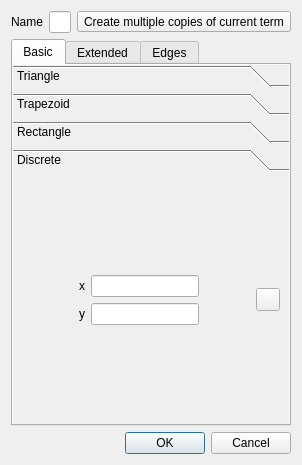
The window that qtfuzzylite/ui/Term.ui (fuzzylite/fuzzylite) describes before a commit, drawn with Qt 5.
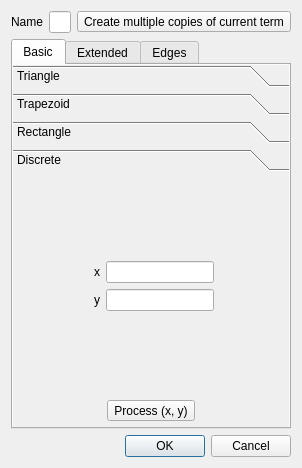
The same window after the commit. The open tabs and pages were chosen to show the change. Icons and pictures are not drawn.

Diff of the .ui file:
```diff
--- a/qtfuzzylite/ui/Term.ui
+++ b/qtfuzzylite/ui/Term.ui
@@ -6,8 +6,8 @@
    <rect>
     <x>0</x>
     <y>0</y>
-    <width>262</width>
-    <height>465</height>
+    <width>251</width>
+    <height>468</height>
    </rect>
   </property>
   <property name="sizePolicy">
@@ -348,8 +348,8 @@
              <rect>
               <x>0</x>
               <y>0</y>
-              <width>238</width>
-              <height>222</height>
+              <width>219</width>
+              <height>202</height>
              </rect>
             </property>
             <property name="sizePolicy">
@@ -375,7 +375,7 @@
               <number>0</number>
              </property>
              <item>
-              <layout class="QHBoxLayout" name="horizontalLayout_3">
+              <layout class="QVBoxLayout" name="verticalLayout_14">
                <property name="topMargin">
                 <number>0</number>
                </property>
@@ -398,7 +398,14 @@
                   </widget>
                  </item>
                  <item row="0" column="1">
-                  <widget class="QLineEdit" name="led_discrete_x"/>
+                  <widget class="QLineEdit" name="led_discrete_x">
+                   <property name="sizePolicy">
+                    <sizepolicy hsizetype="MinimumExpanding" vsizetype="Fixed">
+                     <horstretch>0</horstretch>
+                     <verstretch>0</verstretch>
+                    </sizepolicy>
+                   </property>
+                  </widget>
                  </item>
                  <item row="1" column="0">
                   <widget class="QLabel" name="label_17">
@@ -408,20 +415,43 @@
                   </widget>
                  </item>
                  <item row="1" column="1">
-                  <widget class="QLineEdit" name="led_discrete_y"/>
+                  <widget class="QLineEdit" name="led_discrete_y">
+                   <property name="sizePolicy">
+                    <sizepolicy hsizetype="MinimumExpanding" vsizetype="Fixed">
+                     <horstretch>0</horstretch>
+                     <verstretch>0</verstretch>
+                    </sizepolicy>
+                   </property>
+                  </widget>
                  </item>
                 </layout>
                </item>
                <item>
-                <widget class="QToolButton" name="btn_discrete_parse">
-                 <property name="text">
-                  <string/>
+                <layout class="QHBoxLayout" name="horizontalLayout_3">
+                 <property name="bottomMargin">
+                  <number>6</number>
                  </property>
-                 <property name="icon">
-                  <iconset resource="resources.qrc">
-                   <normaloff>:/icons/icons/spellcheck.png</normaloff>:/icons/icons/spellcheck.png</iconset>
-                 </property>
-                </widget>
+                 <item>
+                  <widget class="QToolButton" name="btn_discrete_parse">
+                   <property name="focusPolicy">
+                    <enum>Qt::StrongFocus</enum>
+                   </property>
+                   <property name="text">
+                    <string>Process (x, y)</string>
+                   </property>
+                   <property name="icon">
+                    <iconset resource="resources.qrc">
+                     <normaloff>:/icons/spellcheck.png</normaloff>:/icons/spellcheck.png</iconset>
+                   </property>
+                   <property name="toolButtonStyle">
+                    <enum>Qt::ToolButtonTextBesideIcon</enum>
+                   </property>
+                   <property name="arrowType">
+                    <enum>Qt::NoArrow</enum>
+                   </property>
+                  </widget>
+                 </item>
+                </layout>
                </item>
               </layout>
              </item>
```
Left out of the diff: 136 changed lines with no effect on the pictures.
